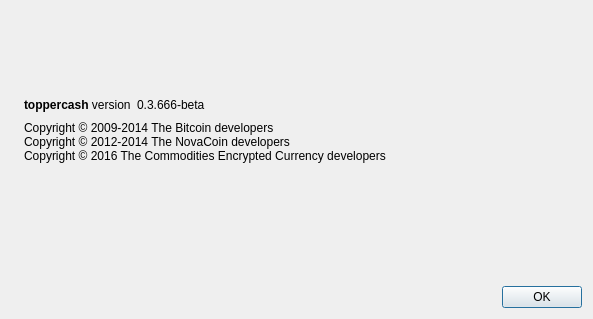
bclould/toppercash, file src/qt/forms/aboutdialog.ui: the form before one commit.
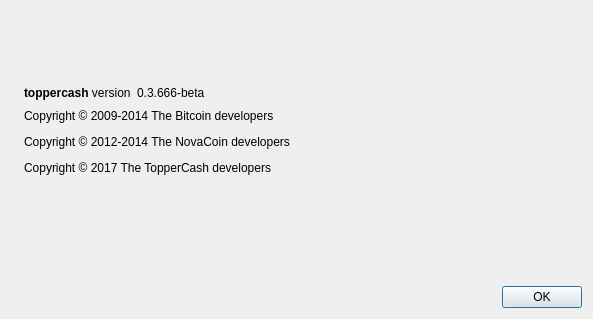
The form after the commit. Icons and pictures are not drawn.

Diff of the .ui file:
```diff
--- a/src/qt/forms/aboutdialog.ui
+++ b/src/qt/forms/aboutdialog.ui
@@ -91,9 +91,7 @@
         <cursorShape>IBeamCursor</cursorShape>
        </property>
        <property name="text">
-        <string>Copyright © 2009-2014 The Bitcoin developers
-Copyright © 2012-2014 The NovaCoin developers
-Copyright © 2016 The Commodities Encrypted Currency developers</string>
+        <string>&lt;html&gt;&lt;head/&gt;&lt;body&gt;&lt;p&gt;Copyright © 2009-2014 The Bitcoin developers&lt;/p&gt;&lt;p&gt;Copyright © 2012-2014 The NovaCoin developers&lt;/p&gt;&lt;p&gt;Copyright © 2017 The TopperCash developers&lt;/p&gt;&lt;/body&gt;&lt;/html&gt;</string>
        </property>
        <property name="textInteractionFlags">
         <set>Qt::LinksAccessibleByMouse|Qt::TextSelectableByKeyboard|Qt::TextSelectableByMouse</set>
```
